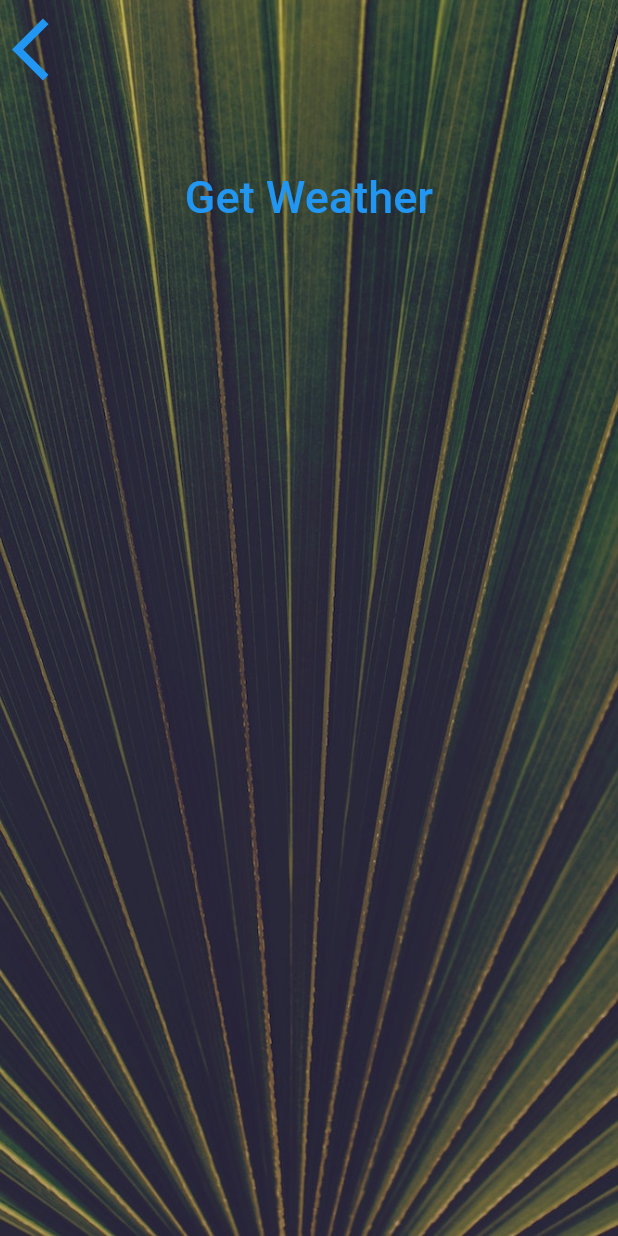
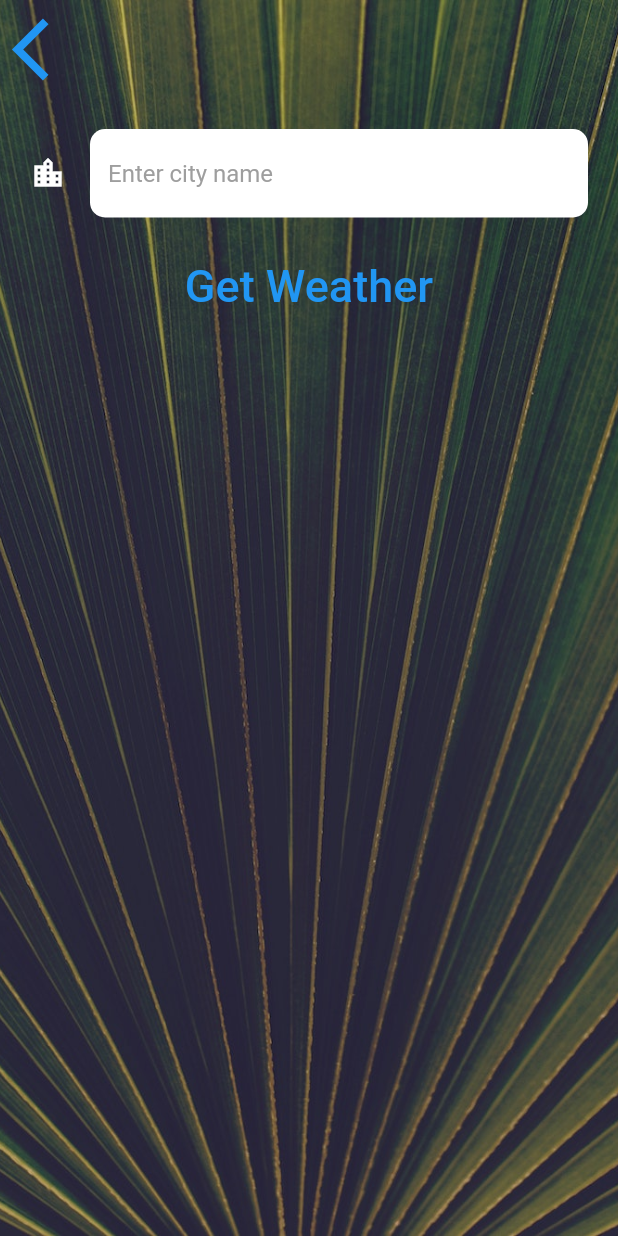
Before and after one commit to shahiyan7/Climate-Flutter, a Flutter app: the CityScreen screen opened directly, on a phone screen of 412 x 824 dp. Run offline on Flutter 3.47's test engine with Material 2 defaults, Android fonts, the light colour scheme and no system bars; our stand-ins replace flutter_spinkit, geolocator; network calls fail; Roboto replaces fonts that are missing (Spartan MB).

Commit message:
customized the city_screen

```diff
--- a/lib/screens/city_screen.dart
+++ b/lib/screens/city_screen.dart
@@ -33,7 +33,13 @@
               ),
               Container(
                 padding: EdgeInsets.all(20.0),
-                child: null,
+                child: TextFormField(
+                  style: TextStyle(color: Colors.black),
+                  decoration: kTextFieldInputDecoration,
+                  onChanged: (value) {
+                    print(value);
+                  },
+                ),
               ),
               TextButton(
                 onPressed: () {},
--- a/lib/utilities/constants.dart
+++ b/lib/utilities/constants.dart
@@ -18,3 +18,19 @@
 const kConditionTextStyle = TextStyle(
   fontSize: 80.0,
 );
+const kTextFieldInputDecoration = InputDecoration(
+    filled: true,
+    fillColor: Colors.white,
+    icon: Icon(
+      Icons.location_city,
+      color: Colors.white,
+    ),
+    hintText: 'Enter city name',
+    hintStyle: TextStyle(
+      color: Colors.grey,
+    ),
+    border: OutlineInputBorder(
+        borderRadius: BorderRadius.all(
+          Radius.circular(10.0),
+        ),
+        borderSide: BorderSide.none));
```
